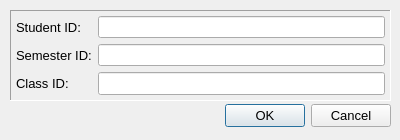
Above: UI Files/ClassDialog.ui from kenichisutan/Tracle-Database-Management-System before the change. Below: the same form after it.
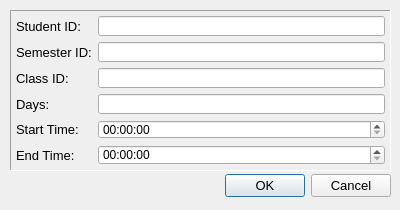
That is the form after the change.

What changed in the file:
```diff
--- a/UI Files/ClassDialog.ui
+++ b/UI Files/ClassDialog.ui
@@ -7,7 +7,7 @@
     <x>0</x>
     <y>0</y>
     <width>400</width>
-    <height>140</height>
+    <height>210</height>
    </rect>
   </property>
   <property name="windowTitle">
@@ -17,7 +17,7 @@
    <property name="geometry">
     <rect>
      <x>10</x>
-     <y>100</y>
+     <y>170</y>
      <width>381</width>
      <height>31</height>
     </rect>
@@ -44,7 +44,7 @@
      <x>10</x>
      <y>10</y>
      <width>381</width>
-     <height>91</height>
+     <height>161</height>
     </rect>
    </property>
    <layout class="QFormLayout" name="formLayout_DialogExpenses">
@@ -138,6 +138,64 @@
       </property>
      </widget>
     </item>
+    <item row="3" column="0">
+     <widget class="QLabel" name="lblDays">
+      <property name="font">
+       <font>
+        <family>Arial</family>
+        <pointsize>10</pointsize>
+       </font>
+      </property>
+      <property name="text">
+       <string>Days:</string>
+      </property>
+     </widget>
+    </item>
+    <item row="3" column="1">
+     <widget class="QLineEdit" name="txtDays">
+      <property name="enabled">
+       <bool>true</bool>
+      </property>
+      <property name="font">
+       <font>
+        <family>Arial</family>
+        <pointsize>10</pointsize>
+       </font>
+      </property>
+     </widget>
+    </item>
+    <item row="4" column="0">
+     <widget class="QLabel" name="lblStartTime">
+      <property name="font">
+       <font>
+        <family>Arial</family>
+        <pointsize>10</pointsize>
+       </font>
+      </property>
+      <property name="text">
+       <string>Start Time:</string>
+      </property>
+     </widget>
+    </item>
+    <item row="4" column="1">
+     <widget class="QTimeEdit" name="timeStartTime"/>
+    </item>
+    <item row="5" column="0">
+     <widget class="QLabel" name="lblEndTime">
+      <property name="font">
+       <font>
+        <family>Arial</family>
+        <pointsize>10</pointsize>
+       </font>
+      </property>
+      <property name="text">
+       <string>End Time:</string>
+      </property>
+     </widget>
+    </item>
+    <item row="5" column="1">
+     <widget class="QTimeEdit" name="timeEndTime"/>
+    </item>
    </layout>
   </widget>
   <widget class="QFrame" name="frame">
@@ -146,7 +204,7 @@
      <x>10</x>
      <y>10</y>
      <width>381</width>
-     <height>91</height>
+     <height>161</height>
     </rect>
    </property>
    <property name="frameShape">
```
